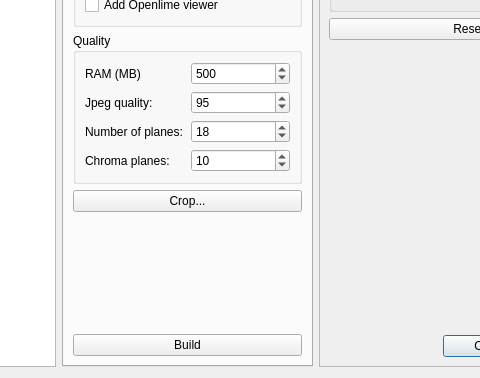
cnr-isti-vclab/relight, file relight/rtiexport.ui: the form before one commit; both pictures show x 527 to 1007 and y 258 to 636 of the 1157 by 636 pixel window.
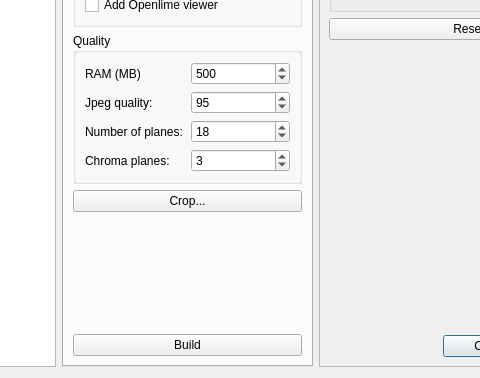
The form after the commit. Icons and pictures are not drawn. Custom widgets are drawn as their Qt base class.

Commit message: rti export use chroma, not luminacne for yrbf and ybnl

What changed in the file:
```diff
--- a/relight/rtiexport.ui
+++ b/relight/rtiexport.ui
@@ -188,13 +188,13 @@
           <item row="3" column="1">
            <widget class="QSpinBox" name="chroma">
             <property name="minimum">
-             <number>4</number>
+             <number>1</number>
             </property>
             <property name="maximum">
              <number>27</number>
             </property>
             <property name="value">
-             <number>10</number>
+             <number>3</number>
             </property>
            </widget>
           </item>
```
The commit also changes 1 other file.
